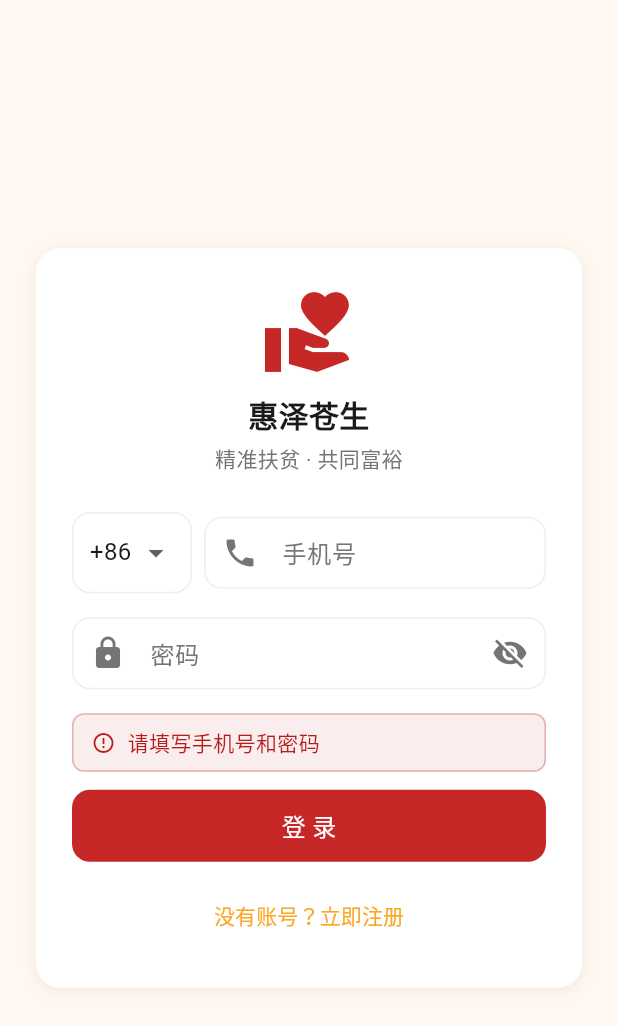
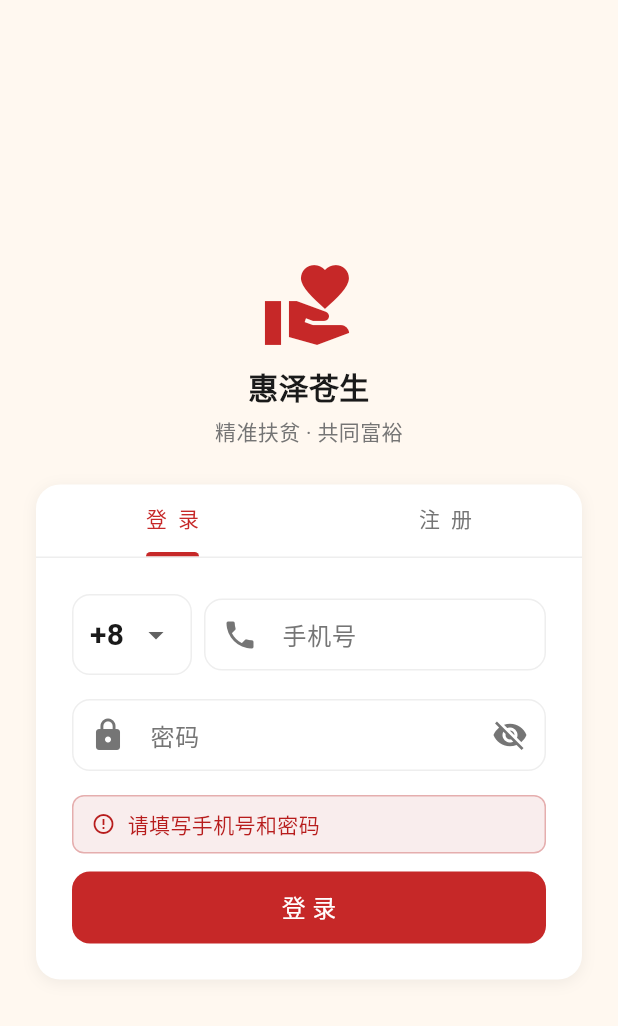
Before and after one commit to kill-money/IMCHAT, a Flutter app: the MobileProfilePage screen opened directly, after a tap on "退出登录", after a tap on "登 录", on a phone screen of 412 x 824 dp. Shown: the top 1026 px of the screen. Run offline on Flutter 3.47's test engine with Material 3 defaults, Android fonts, the phone set to English and light mode, and no system bars; missing offline and left inert: system_tray, window_manager; accounts and stored records are empty.

Commit message:
feat(auth): 合并登录注册为单页AuthPage + 修复失败原因
问题修复：
- 合并 LoginPage + RegisterPage 为 AuthPage（TabBar 切换，无页面跳转）
- catch(_) 改为 catch(e)，Debug 模式显示真实错误（含 API host 地址）
- 注册请求补充 platform/autoLogin 字段（proto 必填，缺失导致注册失败）
- invitationCode 改为空字符串时不发送（避免后端校验失败）
- 新增 AuthController.clearError() 方法
- 移除旧 login_page.dart / register_page.dart 路由引用

性能优化：
- 删除 AnimatedSize（减少布局 pass）
- 使用 Consumer<AuthController> 精准 rebuild
- Tab 切换时自动清空错误状态

Co-Authored-By: Claude Sonnet 4.6 <noreply@anthropic.com>

```diff
--- a/openim_flutter_app/lib/core/api/auth_api.dart
+++ b/openim_flutter_app/lib/core/api/auth_api.dart
@@ -26,15 +26,19 @@ class AuthApi {
     required String password,
     required String nickname,
     String? invitationCode,
+    int platform = 1,
   }) async {
     return ChatApi.post('/account/register', {
+      'platform': platform,
+      'autoLogin': false,
       'user': {
         'areaCode': areaCode,
         'phoneNumber': phoneNumber,
         'password': password,
         'nickname': nickname,
       },
-      if (invitationCode != null) 'invitationCode': invitationCode,
+      if (invitationCode != null && invitationCode.isNotEmpty)
+        'invitationCode': invitationCode,
     });
   }
 
--- a/openim_flutter_app/lib/main.dart
+++ b/openim_flutter_app/lib/main.dart
@@ -10,8 +10,7 @@ import 'core/controllers/conversation_controller.dart';
 import 'core/controllers/chat_controller.dart';
 import 'shared/theme/app_theme.dart';
 import 'shared/pages/splash_page.dart';
-import 'shared/pages/login_page.dart';
-import 'shared/pages/register_page.dart';
+import 'shared/pages/auth_page.dart';
 import 'ui/mobile/mobile_layout.dart';
 import 'ui/desktop/desktop_layout.dart';
 import 'ui/web/web_layout.dart';
@@ -62,8 +61,7 @@ class OpenIMApp extends StatelessWidget {
         initialRoute: '/splash',
         routes: {
           '/splash': (_) => const SplashPage(),
-          '/login': (_) => const LoginPage(),
-          '/register': (_) => const RegisterPage(),
+          '/login': (_) => const AuthPage(),
           '/home': (_) => _buildHomeLayout(),
         },
       ),
--- /dev/null
+++ b/openim_flutter_app/lib/shared/pages/auth_page.dart
@@ -0,0 +1,293 @@
+import 'package:flutter/material.dart';
+import 'package:flutter/services.dart';
+import 'package:provider/provider.dart';
+import '../../core/controllers/auth_controller.dart';
+import '../theme/colors.dart';
+import '../theme/spacing.dart';
+import '../widgets/ui/app_button.dart';
+import '../widgets/ui/app_card.dart';
+import '../widgets/ui/app_feedback.dart';
+import '../widgets/ui/app_text.dart';
+
+class AuthPage extends StatefulWidget {
+  const AuthPage({super.key});
+
+  @override
+  State<AuthPage> createState() => _AuthPageState();
+}
+
+class _AuthPageState extends State<AuthPage>
+    with SingleTickerProviderStateMixin {
+  late final TabController _tab;
+
+  final _loginPhoneCtrl = TextEditingController();
+  final _loginPassCtrl = TextEditingController();
+  final _regNicknameCtrl = TextEditingController();
+  final _regPhoneCtrl = TextEditingController();
+  final _regPassCtrl = TextEditingController();
+  final _regInviteCtrl = TextEditingController();
+
+  String _areaCode = '+86';
+  bool _loginObscure = true;
+  bool _regObscure = true;
+
+  @override
+  void initState() {
+    super.initState();
+    _tab = TabController(length: 2, vsync: this);
+    _tab.addListener(_onTabChange);
+  }
+
+  void _onTabChange() {
+    if (_tab.indexIsChanging) return;
+    context.read<AuthController>().setError('');
+    setState(() {});
+  }
+
+  @override
+  void dispose() {
+    _tab.removeListener(_onTabChange);
+    _tab.dispose();
+    _loginPhoneCtrl.dispose();
+    _loginPassCtrl.dispose();
+    _regNicknameCtrl.dispose();
+    _regPhoneCtrl.dispose();
+    _regPassCtrl.dispose();
+    _regInviteCtrl.dispose();
+    super.dispose();
+  }
+
+  void _login() async {
+    HapticFeedback.lightImpact();
+    final phone = _loginPhoneCtrl.text.trim();
+    final pass = _loginPassCtrl.text;
+    final auth = context.read<AuthController>();
+    if (phone.isEmpty || pass.isEmpty) {
+      auth.setError('请填写手机号和密码');
+      return;
+    }
+    final ok = await auth.login(
+      areaCode: _areaCode,
+      phoneNumber: phone,
+      password: pass,
+    );
+    if (!mounted) return;
+    if (ok) Navigator.of(context).pushReplacementNamed('/home');
+  }
+
+  void _register() async {
+    HapticFeedback.lightImpact();
+    final nickname = _regNicknameCtrl.text.trim();
+    final phone = _regPhoneCtrl.text.trim();
+    final pass = _regPassCtrl.text;
+    final auth = context.read<AuthController>();
+    if (nickname.isEmpty || phone.isEmpty || pass.isEmpty) {
+      auth.setError('请填写昵称、手机号和密码');
+      return;
+    }
+    final ok = await auth.register(
+      nickname: nickname,
+      areaCode: _areaCode,
+      phoneNumber: phone,
+      password: pass,
+      invitationCode: _regInviteCtrl.text.trim(),
+    );
+    if (!mounted) return;
+    if (ok) {
+      AppFeedback.success(context, '注册成功，请登录');
+      _regNicknameCtrl.clear();
+      _regPhoneCtrl.clear();
+      _regPassCtrl.clear();
+      _regInviteCtrl.clear();
+      auth.setError('');
+      _tab.animateTo(0);
+    }
+  }
+
+  Widget _areaDropdown() => SizedBox(
+        width: 80,
+        child: DropdownButtonFormField<String>(
+          value: _areaCode,
+          isExpanded: true,
+          decoration: const InputDecoration(
+            isDense: true,
+            contentPadding: EdgeInsets.symmetric(horizontal: 8, vertical: 12),
+          ),
+          items: const [
+            DropdownMenuItem(value: '+86', child: Text('+86')),
+            DropdownMenuItem(value: '+1', child: Text('+1')),
+          ],
+          onChanged: (v) => setState(() => _areaCode = v!),
+        ),
+      );
+
+  Widget _errorBanner(String error) {
+    if (error.isEmpty) return const SizedBox.shrink();
+    return Container(
+      margin: const EdgeInsets.only(bottom: AppSpacing.md),
+      padding: const EdgeInsets.symmetric(
+          horizontal: AppSpacing.md, vertical: AppSpacing.sm),
+      decoration: BoxDecoration(
+        color: AppColors.danger.withValues(alpha: 0.08),
+        borderRadius: BorderRadius.circular(8),
+        border: Border.all(color: AppColors.danger.withValues(alpha: 0.3)),
+      ),
+      child: Row(children: [
+        const Icon(Icons.error_outline, color: AppColors.danger, size: 16),
+        const SizedBox(width: AppSpacing.sm),
+        Expanded(
+          child: AppText(error,
+              isSmall: true,
+              style: const TextStyle(color: AppColors.danger)),
+        ),
+      ]),
+    );
+  }
+
+  Widget _loginForm(AuthController auth) => Column(
+        crossAxisAlignment: CrossAxisAlignment.stretch,
+        children: [
+          Row(children: [
+            _areaDropdown(),
+            const SizedBox(width: AppSpacing.sm),
+            Expanded(
+              child: TextField(
+                controller: _loginPhoneCtrl,
+                keyboardType: TextInputType.phone,
+                decoration: const InputDecoration(
+                    labelText: '手机号', prefixIcon: Icon(Icons.phone)),
+              ),
+            ),
+          ]),
+          const SizedBox(height: AppSpacing.lg),
+          TextField(
+            controller: _loginPassCtrl,
+            obscureText: _loginObscure,
+            onSubmitted: (_) => _login(),
+            decoration: InputDecoration(
+              labelText: '密码',
+              prefixIcon: const Icon(Icons.lock),
+              suffixIcon: IconButton(
+                icon: Icon(
+                    _loginObscure ? Icons.visibility_off : Icons.visibility,
+                    color: AppColors.textSecondary),
+                onPressed: () =>
+                    setState(() => _loginObscure = !_loginObscure),
+              ),
+            ),
+          ),
+          const SizedBox(height: AppSpacing.lg),
+          _errorBanner(auth.error),
+          AppButton(
+              label: '登 录',
+              onPressed: auth.loading ? null : _login,
+              loading: auth.loading),
+        ],
+      );
+
+  Widget _registerForm(AuthController auth) => Column(
+        crossAxisAlignment: CrossAxisAlignment.stretch,
+        children: [
+          TextField(
+            controller: _regNicknameCtrl,
+            decoration: const InputDecoration(
+                labelText: '昵称', prefixIcon: Icon(Icons.person)),
+          ),
+          const SizedBox(height: AppSpacing.lg),
+          Row(children: [
+            _areaDropdown(),
+            const SizedBox(width: AppSpacing.sm),
+            Expanded(
+              child: TextField(
+                controller: _regPhoneCtrl,
+                keyboardType: TextInputType.phone,
+                decoration: const InputDecoration(
+                    labelText: '手机号', prefixIcon: Icon(Icons.phone)),
+              ),
+            ),
+          ]),
+          const SizedBox(height: AppSpacing.lg),
+          TextField(
+            controller: _regPassCtrl,
+            obscureText: _regObscure,
+            decoration: InputDecoration(
+              labelText: '密码',
+              prefixIcon: const Icon(Icons.lock),
+              suffixIcon: IconButton(
+                icon: Icon(
+                    _regObscure ? Icons.visibility_off : Icons.visibility,
+                    color: AppColors.textSecondary),
+                onPressed: () => setState(() => _regObscure = !_regObscure),
+              ),
+            ),
+          ),
+          const SizedBox(height: AppSpacing.lg),
+          TextField(
+            controller: _regInviteCtrl,
+            decoration: const InputDecoration(
+                labelText: '邀请码（选填）',
+                prefixIcon: Icon(Icons.card_giftcard)),
+          ),
+          const SizedBox(height: AppSpacing.lg),
+          _errorBanner(auth.error),
+          AppButton(
+              label: '注 册',
+              onPressed: auth.loading ? null : _register,
+              loading: auth.loading),
+        ],
+      );
+
+  @override
+  Widget build(BuildContext context) {
+    final isWide = MediaQuery.sizeOf(context).width > 600;
+
+    return Scaffold(
+      backgroundColor: AppColors.pageBackground,
+      body: Center(
+        child: SingleChildScrollView(
+          padding: const EdgeInsets.all(AppSpacing.xl),
+          child: SizedBox(
+            width: isWide ? 400 : double.infinity,
+            child: Column(children: [
+              const Icon(Icons.volunteer_activism,
+                  size: 64, color: AppColors.primary),
+              const SizedBox(height: AppSpacing.sm),
+              const AppText('惠泽苍生',
+                  isTitle: true, textAlign: TextAlign.center),
+              const SizedBox(height: AppSpacing.xs),
+              const AppText('精准扶贫 · 共同富裕',
+                  isSmall: true,
+                  textAlign: TextAlign.center,
+                  style: TextStyle(color: AppColors.textSecondary)),
+              const SizedBox(height: AppSpacing.xl),
+              AppCard(
+                padding: EdgeInsets.zero,
+                margin: EdgeInsets.zero,
+                child: Column(children: [
+                  TabBar(
+                    controller: _tab,
+                    indicatorColor: AppColors.primary,
+                    labelColor: AppColors.primary,
+                    unselectedLabelColor: AppColors.textSecondary,
+                    indicatorWeight: 2,
+                    dividerColor: Colors.transparent,
+                    tabs: const [Tab(text: '登  录'), Tab(text: '注  册')],
+                  ),
+                  const Divider(height: 1),
+                  Padding(
+                    padding: const EdgeInsets.all(AppSpacing.xl),
+                    child: Consumer<AuthController>(
+                      builder: (_, auth, __) => _tab.index == 0
+                          ? _loginForm(auth)
+                          : _registerForm(auth),
+                    ),
+                  ),
+                ]),
+              ),
+            ]),
+          ),
+        ),
+      ),
+    );
+  }
+}
```
Also changed, not shown: openim_flutter_app/lib/core/controllers/auth_controller.dart (+19 -10 lines).
